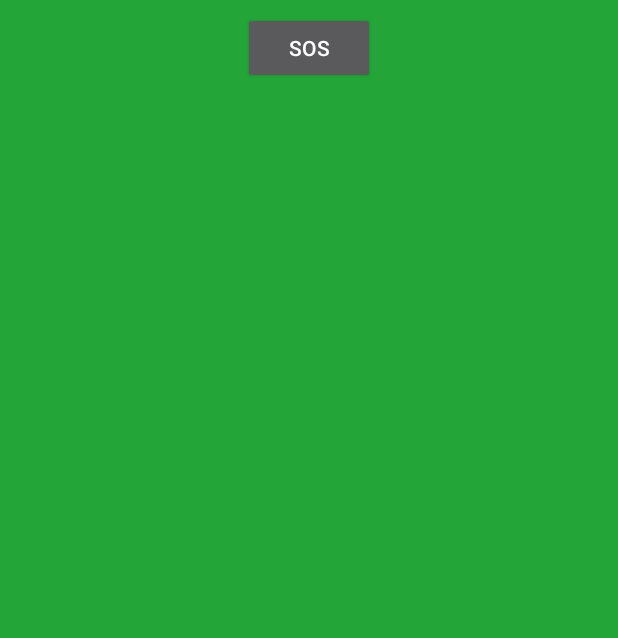
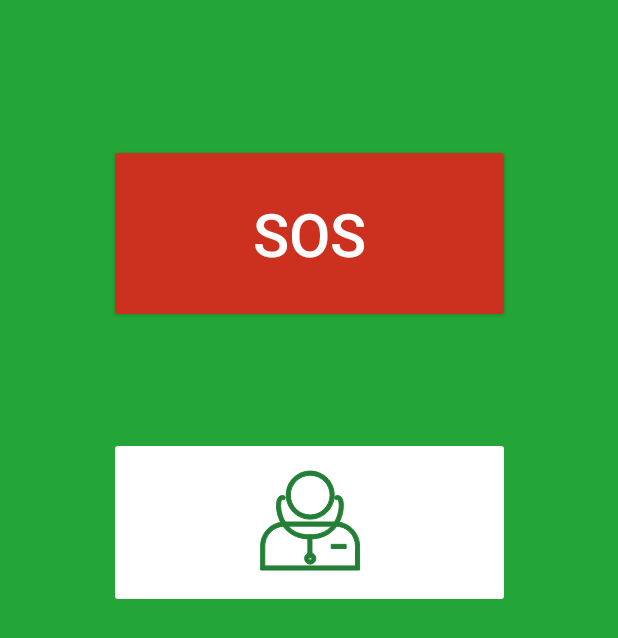
Before and after one commit to Battle-of-the-schools/hanze, an Android app: the screen it shows after launch (MainActivity), on a phone screen of 412 x 824 dp. Shown: the top 638 px of the screen. Run offline under Robolectric (Android 15) with nearby library versions, the phone set to English and light mode, and no system bars; our stand-ins replace Volley; libraries missing offline, so code that uses them is left out: com.felhr.usbserial; 1 statement that could not run was skipped.

Commit message:
docter btn

```diff
--- /dev/null
+++ b/android/app/src/main/res/drawable/doctor.xml
@@ -0,0 +1,107 @@
+<?xml version="1.0" encoding="utf-8"?>
+<vector xmlns:android="http://schemas.android.com/apk/res/android"
+    android:width="439.4dp"
+    android:height="439.4dp"
+    android:viewportWidth="439.4"
+    android:viewportHeight="439.4">
+
+    <path
+        android:fillColor="#FFFFFF"
+        android:strokeColor="#FFFFFF"
+        android:strokeWidth="10"
+        android:strokeMiterLimit="10"
+        android:pathData="M-94.6,431.7h-380.1c-12.4,0-22.5-10.1-22.5-22.5V29c0-12.4,10.1-22.5,22.5-22.5h380.1 C-82.2,6.5-72,16.6-72,29v380.1C-72,421.6-82.2,431.7-94.6,431.7z" />
+    <path
+        android:strokeColor="#237F35"
+        android:strokeWidth="12"
+        android:strokeMiterLimit="10"
+        android:pathData="M-281.9,201.4c13.6,0,24.7,11,24.7,24.7h33.3c0-32-26-58-58-58V201.4z" />
+    <path
+        android:strokeColor="#237F35"
+        android:strokeWidth="12"
+        android:strokeMiterLimit="10"
+        android:pathData="M-280.9,150.3c41.3,0,74.8,33.5,74.8,74.8h41.1c0-64-51.9-115.9-115.9-115.9V150.3z" />
+    <path
+        android:strokeColor="#237F35"
+        android:strokeWidth="12"
+        android:strokeMiterLimit="10"
+        android:pathData="M-280.9,90.6c74.3,0,134.5,60.2,134.5,134.5h44.8c0-99-80.2-179.2-179.2-179.2V90.6z" />
+    <path
+        android:fillColor="#FFFFFF"
+        android:strokeColor="#237F35"
+        android:strokeWidth="14"
+        android:strokeMiterLimit="10"
+        android:pathData="M -242.9 264.4 L -242.9 318.9 L -320.5 318.9 L -320.5 396.5 L -375 396.5 L -375 318.9 L -452.6 318.9 L -452.6 264.4 L -375 264.4 L -375 186.8 L -320.5 186.8 L -320.5 264.4 Z" />
+    <path
+        android:fillColor="#FFFFFF"
+        android:strokeColor="#FFFFFF"
+        android:strokeWidth="10"
+        android:strokeMiterLimit="10"
+        android:pathData="M-619.2,431.7h-379.7c-12.5,0-22.7-10.2-22.7-22.7V29.2c0-12.5,10.2-22.7,22.7-22.7h379.7 c12.5,0,22.7,10.2,22.7,22.7V409C-596.5,421.5-606.7,431.7-619.2,431.7z" />
+    <path
+        android:fillColor="#237F35"
+        android:pathData="M-677.8,206.4c-27.8,0-50.4-22.6-50.4-50.4s22.6-50.4,50.4-50.4s50.4,22.6,50.4,50.4S-650,206.4-677.8,206.4z M-677.8,123.9c-17.7,0-32.1,14.4-32.1,32.1s14.4,32.1,32.1,32.1s32.1-14.4,32.1-32.1S-660.1,123.9-677.8,123.9z" />
+    <path
+        android:fillColor="#237F35"
+        android:pathData="M-677.8,353c-14.7,0-27.5-10-31.1-24.3l-9.8-36.1c-15.4,23.1-45.1,56.9-82.5,45.4l-86.1-24.6l-63.4,23.8 c-16.6,6.2-35.1-2.2-41.3-18.8c-6.2-16.6,2.2-35.1,18.8-41.3l0,0l73.3-27.5c6.1-2.3,12.8-2.7,19.1-1.1l-11-12.4l-66.3-13.7 c-17.4-3.3-28.8-20.1-25.5-37.5c3.3-17.4,20.1-28.8,37.5-25.5c0.4,0.1,0.8,0.2,1.2,0.3l76.7,16c6.7,1.4,12.8,4.9,17.4,10l49,52.7 l32.1-38.6l-51.5-29.4c-15.5-8.3-21.4-27.6-13.2-43.2c8.1-15.7,27.5-21.9,43.2-13.8c0,0,0.1,0,0.1,0l81,42.4l-8.5,16.5l-81-42.4 c-6.7-3.5-15.1-0.9-18.6,5.8s-0.9,15.1,5.8,18.6l70.8,40.3l-59.5,71.3l-63.3-68c-2-2.3-4.6-3.9-7.6-4.6l-76.7-15.9 c-7.5-1.3-14.6,3.6-16,11.1c-1.3,7.2,3.2,14.1,10.3,15.8l72.2,15.1l57.1,64.2l-59.6-17.1c-2.8-0.8-5.9-0.7-8.6,0.4l-73.3,27.5 c-7.1,2.7-10.7,10.6-8,17.7c2.7,7.1,10.6,10.7,17.7,8l69.1-25.9l91.6,26.3c39.6,12.1,72.1-54.6,72.6-55.4l10.7-22.4l21.9,81.4 c1.7,7.4,9.2,12,16.5,10.2c0.1,0,0.1,0,0.2,0c7.4-1.8,11.8-9.3,10-16.7c0,0,0,0,0,0l-29.2-115.8l17.8-4.6l29,115.9 c4.3,17.2-6.1,34.6-23.3,38.9C-672.6,352.7-675.2,353-677.8,353z" />
+    <path
+        android:fillColor="#237F35"
+        android:pathData="M -911.6 69.9 L -919.3 110.8 L -920.7 106.3 L -898 138.2 L -897.2 139.4 L -897.4 140.3 L -902.4 160.6 L -902.8 139.6 L -902.2 141.7 L -929.9 114 L -931.3 112.6 L -931.2 109.5 L -929.8 67.9 Z" />
+    <path
+        android:fillColor="#237F35"
+        android:pathData="M -855.5 104.9 L -879.6 120.7 L -877.9 113.8 L -869.8 140.5 L -869.2 142.6 L -870.3 143.5 L -886.8 156.5 L -874.2 139.7 L -874.8 142.7 L -888.8 118.5 L -890.7 115.3 L -887.2 111.5 L -867.3 90.8 Z" />
+    <path
+        android:fillColor="#237F35"
+        android:pathData="M -946.5 98.7 L -945.7 133.8 L -950.9 128.6 L -925.2 135.2 L -923 135.8 L -922.9 137.3 L -921.4 153.7 L -928.2 138.6 L -925.9 140.6 L -952.4 140.4 L -956.5 140.4 L -957.6 135.2 L -964.7 100.7 Z" />
+    <path
+        android:fillColor="#FFFFFF"
+        android:strokeColor="#FFFFFF"
+        android:strokeWidth="10"
+        android:strokeMiterLimit="10"
+        android:pathData="M409.5,432.3H29.9c-12.5,0-22.8-10.3-22.8-22.8V29.9c0-12.5,10.3-22.8,22.8-22.8h379.6 c12.5,0,22.8,10.3,22.8,22.8v379.6C432.3,422,422,432.3,409.5,432.3z" />
+    <group
+        android:translateY="-280.06665">
+        <path
+            android:fillColor="#237F35"
+            android:strokeColor="#237F35"
+            android:strokeWidth="3"
+            android:strokeMiterLimit="10"
+            android:pathData="M142.3,498.2c-41.4,0-74.8,33.5-74.8,74.9v0c0.2,21.9,0,45.8,0,68.4v6.4h308.3v-6.4c0-22.4,0-46.5,0-68.4 c0-41.4-33.5-74.9-74.8-74.9L142.3,498.2z M142.3,511.1H301c34.5,0,62,27.6,62,62c0,19.8,0,41.4,0,62H80.3c0-20.6,0.1-42,0-62 C80.4,538.6,107.9,511.1,142.3,511.1z" />
+        <path
+            android:fillColor="#237F35"
+            android:strokeColor="#237F35"
+            android:strokeWidth="3"
+            android:strokeMiterLimit="10"
+            android:pathData="M221.9,339.6c-41.2,0-74.8,33.5-74.8,74.8s33.5,74.8,74.8,74.8s74.8-33.5,74.8-74.8S263.1,339.6,221.9,339.6z M221.9,352.5c34.3,0,62,27.6,62,61.9s-27.7,61.9-62,61.9s-61.9-27.6-61.9-61.9S187.6,352.5,221.9,352.5z" />
+        <path
+            android:fillColor="#237F35"
+            android:strokeColor="#237F35"
+            android:strokeWidth="3"
+            android:strokeMiterLimit="10"
+            android:pathData="M139.7,416.3c0,0-6.9-2.3-12.9,1.9c-6.1,4.2-9.9,12.9-9.9,28.8c0,16.2,4.6,41.6,20.1,63.7 c15.4,22.1,42.3,40.4,84.1,40.4c3.5,0,6.4-2.9,6.4-6.4c0-3.5-2.9-6.4-6.4-6.4c0,0,0,0,0,0c-38.2,0-60.2-15.6-73.6-34.9 c-13.4-19.3-17.7-42.7-17.7-56.4c0-13.9,3.3-17.5,4.3-18.2c1-0.7,1.3-0.4,1.3-0.4c3.3,1.4,7-0.1,8.5-3.3c1.4-3.3-0.1-7-3.3-8.5 C140.2,416.5,139.9,416.4,139.7,416.3z" />
+        <path
+            android:fillColor="#237F35"
+            android:strokeColor="#237F35"
+            android:strokeWidth="3"
+            android:strokeMiterLimit="10"
+            android:pathData="M302.3,416.3c-3.4,1-5.3,4.6-4.3,8c1,3.4,4.6,5.3,8,4.3c0.2-0.1,0.5-0.2,0.7-0.3c0,0,0.3-0.3,1.3,0.4 c1,0.7,4.3,4.3,4.3,18.2c0,13.6-4.3,37.1-17.7,56.4c-13.4,19.3-35.4,34.9-73.6,34.9c-3.5,0-6.4,2.9-6.4,6.4c0,3.5,2.9,6.4,6.4,6.4 c0,0,0,0,0,0c41.8,0,68.7-18.3,84.1-40.4c15.4-22.1,20.1-47.5,20.1-63.7c0-15.9-3.8-24.7-9.9-28.8S302.3,416.3,302.3,416.3z" />
+        <path
+            android:fillColor="#237F35"
+            android:strokeColor="#237F35"
+            android:strokeWidth="3"
+            android:strokeMiterLimit="10"
+            android:pathData="M220.3,538.2c-3.3,0.4-5.7,3.2-5.7,6.5v58.9c0,3.5,2.9,6.4,6.4,6.4s6.4-2.9,6.4-6.4v-58.9 c0.1-3.5-2.8-6.5-6.3-6.5C220.8,538.2,220.5,538.2,220.3,538.2z" />
+        <path
+            android:fillColor="#237F35"
+            android:strokeColor="#237F35"
+            android:strokeWidth="3"
+            android:strokeMiterLimit="10"
+            android:pathData="M221.9,594.3c-9.6,0-17.5,8-17.5,17.6c0,9.6,7.9,17.6,17.5,17.6c9.6,0,17.6-8,17.6-17.6 C239.5,602.3,231.5,594.3,221.9,594.3z M221.9,607.2c2.7,0,4.7,2.1,4.7,4.7s-2.1,4.7-4.7,4.7s-4.7-2.1-4.7-4.7 S219.2,607.2,221.9,607.2z" />
+        <path
+            android:fillColor="#237F35"
+            android:strokeColor="#237F35"
+            android:strokeWidth="3"
+            android:strokeMiterLimit="10"
+            android:pathData="M287.4,567.9v12.9h46.5v-12.9H287.4z" />
+    </group>
+</vector>
--- a/android/app/src/main/res/layout/activity_main.xml
+++ b/android/app/src/main/res/layout/activity_main.xml
@@ -10,16 +10,39 @@
 
     <Button
         android:id="@+id/button"
-        android:onClick="sos"
-        android:layout_width="wrap_content"
-        android:layout_height="wrap_content"
+        style="@style/Widget.AppCompat.Button.Colored"
+        android:layout_width="267dp"
+        android:layout_height="119dp"
         android:layout_marginEnd="8dp"
         android:layout_marginLeft="8dp"
         android:layout_marginRight="8dp"
         android:layout_marginStart="8dp"
-        android:layout_marginTop="8dp"
+        android:layout_marginTop="96dp"
+        android:onClick="sos"
         android:text="sos"
+        android:textColor="@android:color/white"
+        android:textSize="40dp"
+        android:theme="@style/Base.Widget.AppCompat.Button.Colored"
         app:layout_constraintEnd_toEndOf="parent"
+        app:layout_constraintHorizontal_bias="0.504"
         app:layout_constraintStart_toStartOf="parent"
         app:layout_constraintTop_toTopOf="parent" />
+
+    <ImageButton
+        android:id="@+id/button2"
+        android:layout_width="267dp"
+        android:layout_height="114dp"
+        android:layout_marginEnd="8dp"
+        android:layout_marginLeft="8dp"
+        android:layout_marginRight="8dp"
+        android:layout_marginStart="8dp"
+        android:layout_marginTop="76dp"
+        android:backgroundTint="@android:color/white"
+        android:src="@drawable/doctor"
+        android:scaleType="fitCenter"
+        android:textColor="@color/colorPrimary"
+        app:layout_constraintEnd_toEndOf="parent"
+        app:layout_constraintHorizontal_bias="0.504"
+        app:layout_constraintStart_toStartOf="parent"
+        app:layout_constraintTop_toBottomOf="@+id/button" />
 </android.support.constraint.ConstraintLayout>
```
